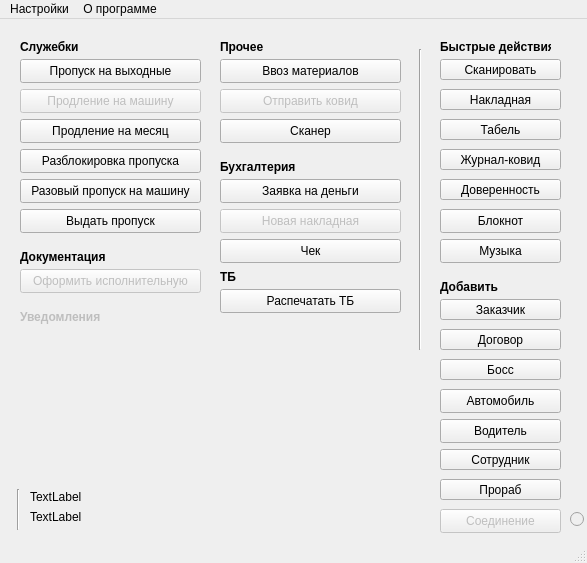
Qt form my_helper/notebook/designer_ui/main_menu.ui (SmolPO/vertical) before a commit.
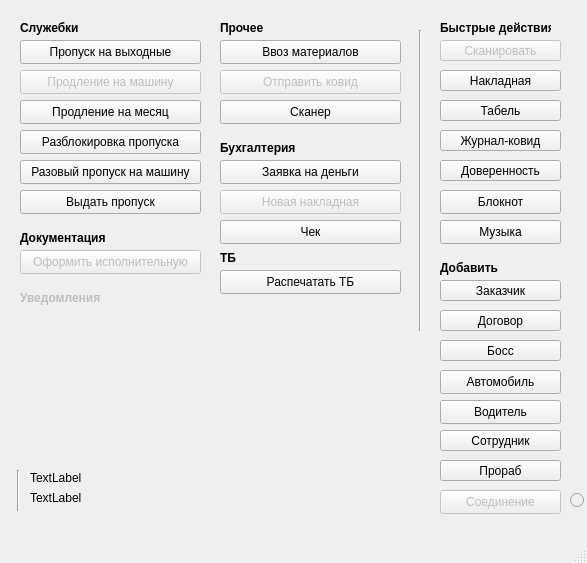
The same form after that commit.

Patch:
```diff
--- a/my_helper/notebook/designer_ui/main_menu.ui
+++ b/my_helper/notebook/designer_ui/main_menu.ui
@@ -80,6 +80,9 @@
     </property>
    </widget>
    <widget class="QPushButton" name="b_scan">
+    <property name="enabled">
+     <bool>false</bool>
+    </property>
     <property name="geometry">
      <rect>
       <x>440</x>
@@ -641,18 +644,6 @@
      <height>22</height>
     </rect>
    </property>
-   <widget class="QMenu" name="ui_settings">
-    <property name="title">
-     <string>Настройки</string>
-    </property>
-   </widget>
-   <widget class="QMenu" name="ui_about">
-    <property name="title">
-     <string>О программе</string>
-    </property>
-   </widget>
-   <addaction name="ui_settings"/>
-   <addaction name="ui_about"/>
   </widget>
   <action name="btn_settings">
    <property name="text">
```
Left out of the diff: 7 changed lines with no effect on the pictures.
